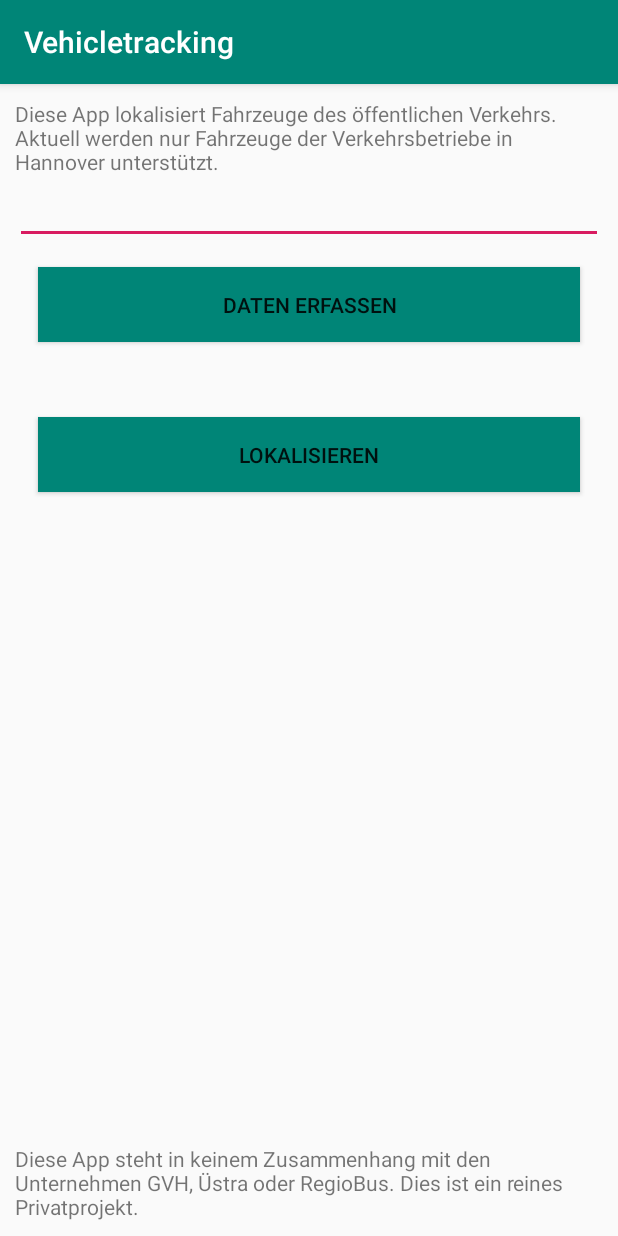
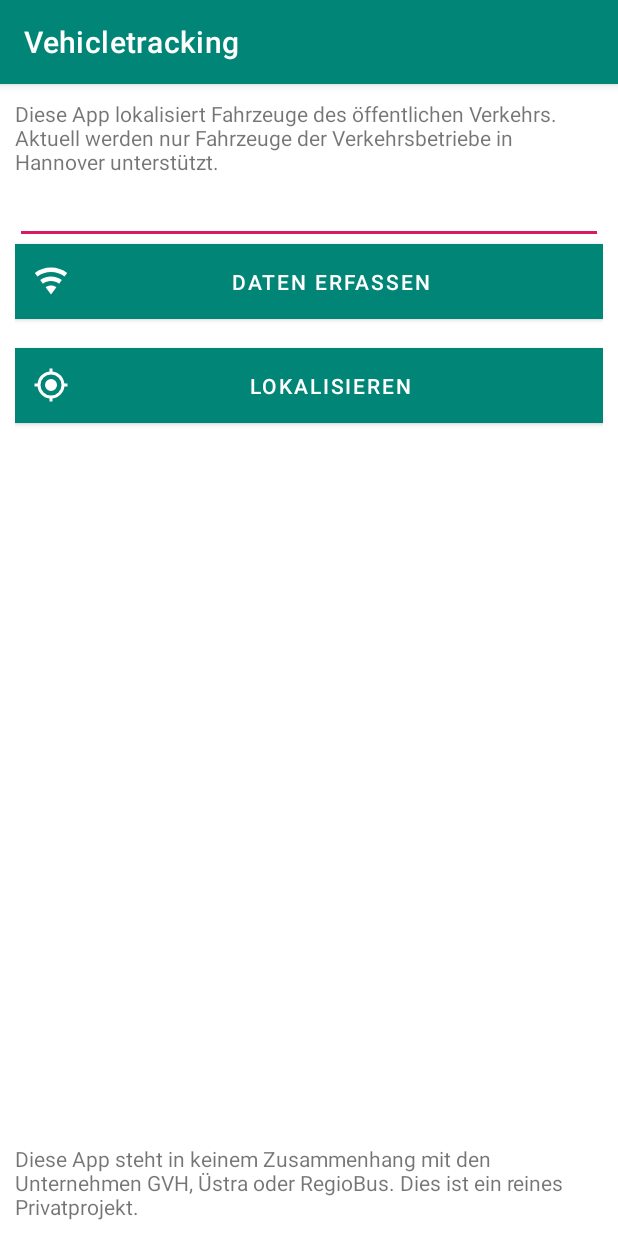
Before and after one commit to MrKrisKrisu/ptt-android, an Android app: the screen it shows after launch (MainActivity), on a phone screen of 412 x 824 dp. Run offline under Robolectric (Android 15) with nearby library versions, the phone set to English and light mode, and no system bars; libraries missing offline, so code that uses them is left out: com.loopj.android, cz.msebera.android.

Commit message:
Make material design buttons with icons

```diff
--- a/app/build.gradle
+++ b/app/build.gradle
@@ -31,4 +31,5 @@ dependencies {
     androidTestImplementation 'androidx.test.ext:junit:1.1.2'
     androidTestImplementation 'androidx.test.espresso:espresso-core:3.3.0'
     implementation 'com.loopj.android:android-async-http:1.4.9'
+    implementation 'com.google.android.material:material:1.2.1'
 }
--- /dev/null
+++ b/app/src/main/res/drawable/crosshairs_gps.xml
@@ -0,0 +1,8 @@
+<!-- drawable/crosshairs_gps.xml -->
+<vector xmlns:android="http://schemas.android.com/apk/res/android"
+    android:height="24dp"
+    android:width="24dp"
+    android:viewportWidth="24"
+    android:viewportHeight="24">
+    <path android:fillColor="#000" android:pathData="M12,8A4,4 0 0,1 16,12A4,4 0 0,1 12,16A4,4 0 0,1 8,12A4,4 0 0,1 12,8M3.05,13H1V11H3.05C3.5,6.83 6.83,3.5 11,3.05V1H13V3.05C17.17,3.5 20.5,6.83 20.95,11H23V13H20.95C20.5,17.17 17.17,20.5 13,20.95V23H11V20.95C6.83,20.5 3.5,17.17 3.05,13M12,5A7,7 0 0,0 5,12A7,7 0 0,0 12,19A7,7 0 0,0 19,12A7,7 0 0,0 12,5Z" />
+</vector>
--- /dev/null
+++ b/app/src/main/res/drawable/wifi.xml
@@ -0,0 +1,8 @@
+<!-- drawable/wifi.xml -->
+<vector xmlns:android="http://schemas.android.com/apk/res/android"
+    android:height="24dp"
+    android:width="24dp"
+    android:viewportWidth="24"
+    android:viewportHeight="24">
+    <path android:fillColor="#000" android:pathData="M12,21L15.6,16.2C14.6,15.45 13.35,15 12,15C10.65,15 9.4,15.45 8.4,16.2L12,21M12,3C7.95,3 4.21,4.34 1.2,6.6L3,9C5.5,7.12 8.62,6 12,6C15.38,6 18.5,7.12 21,9L22.8,6.6C19.79,4.34 16.05,3 12,3M12,9C9.3,9 6.81,9.89 4.8,11.4L6.6,13.8C8.1,12.67 9.97,12 12,12C14.03,12 15.9,12.67 17.4,13.8L19.2,11.4C17.19,9.89 14.7,9 12,9Z" />
+</vector>
--- a/app/src/main/res/layout/activity_main.xml
+++ b/app/src/main/res/layout/activity_main.xml
@@ -1,11 +1,12 @@
 <?xml version="1.0" encoding="utf-8"?>
 <LinearLayout xmlns:android="http://schemas.android.com/apk/res/android"
+    android:layout_width="match_parent"
+    android:layout_height="match_parent"
+    xmlns:app="http://schemas.android.com/apk/res-auto"
     android:orientation="vertical"
-    android:padding="10dp"
-    android:layout_width="match_parent"
-    android:layout_height="match_parent">
+    android:padding="10dp">
 
-    <TextView
+    <com.google.android.material.textview.MaterialTextView
         android:id="@+id/textView"
         android:layout_width="match_parent"
         android:layout_height="wrap_content"
@@ -18,35 +19,36 @@
         android:autofillHints="@string/enter_vehicle_name"
         android:inputType="text" />
 
-    <Button
+    <com.google.android.material.button.MaterialButton
         android:id="@+id/btnCapture"
         android:layout_width="match_parent"
         android:layout_height="50dp"
-        android:layout_gravity="bottom"
-        android:layout_margin="15dp"
         android:background="@color/colorPrimary"
-        android:text="@string/submit_data" />
+        android:text="@string/submit_data"
+        app:icon="@drawable/wifi"
+        style="@style/Widget.MaterialComponents.Button.Icon"/>
 
-    <TextView
+    <com.google.android.material.textview.MaterialTextView
         android:id="@+id/tv_captureResult"
         android:layout_width="match_parent"
         android:layout_height="wrap_content"
         android:text="" />
-    <Button
+
+    <com.google.android.material.button.MaterialButton
         android:id="@+id/btnLocate"
         android:layout_width="match_parent"
         android:layout_height="50dp"
-        android:layout_gravity="bottom"
-        android:layout_margin="15dp"
         android:background="@color/colorPrimary"
-        android:text="@string/locate"/>
+        android:text="@string/locate"
+        app:icon="@drawable/crosshairs_gps"
+        style="@style/Widget.MaterialComponents.Button.Icon"/>
 
     <Space
         android:layout_width="match_parent"
         android:layout_height="0dp"
         android:layout_weight="1" />
 
-    <TextView
+    <com.google.android.material.textview.MaterialTextView
         android:id="@+id/tvDisclaimer"
         android:layout_width="match_parent"
         android:layout_height="wrap_content"
--- a/app/src/main/res/values/styles.xml
+++ b/app/src/main/res/values/styles.xml
@@ -1,7 +1,7 @@
 <resources>
 
     <!-- Base application theme. -->
-    <style name="AppTheme" parent="Theme.AppCompat.Light.DarkActionBar">
+    <style name="AppTheme" parent="Theme.MaterialComponents.Light.DarkActionBar">
         <!-- Customize your theme here. -->
         <item name="colorPrimary">@color/colorPrimary</item>
         <item name="colorPrimaryDark">@color/colorPrimaryDark</item>
```
